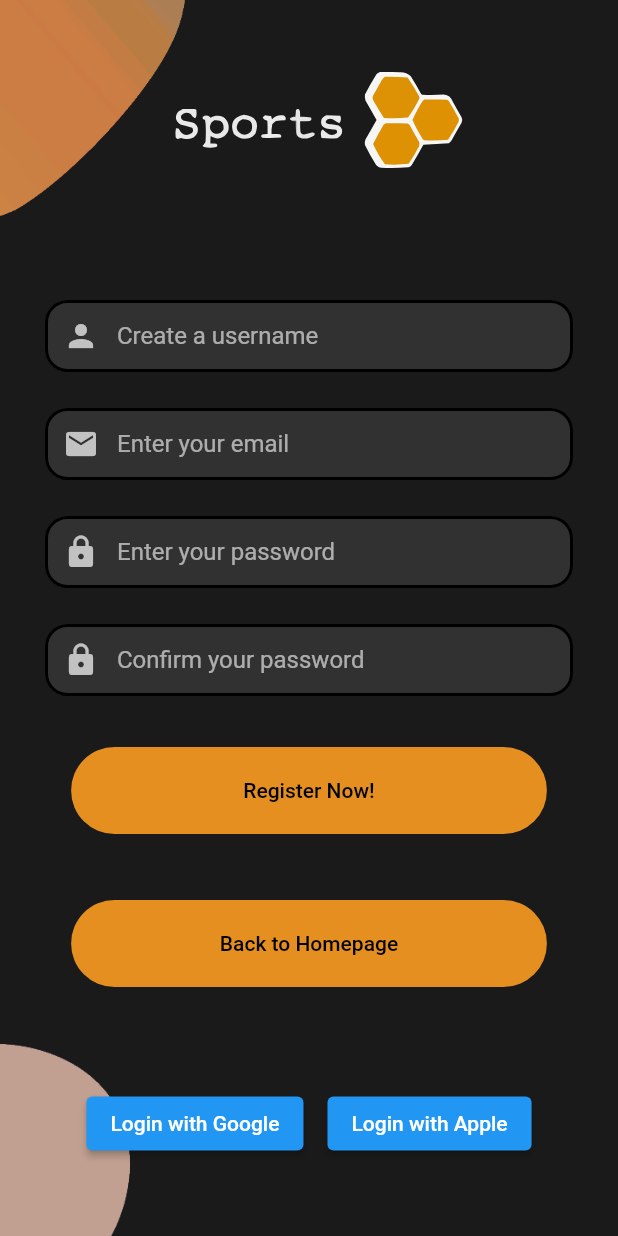
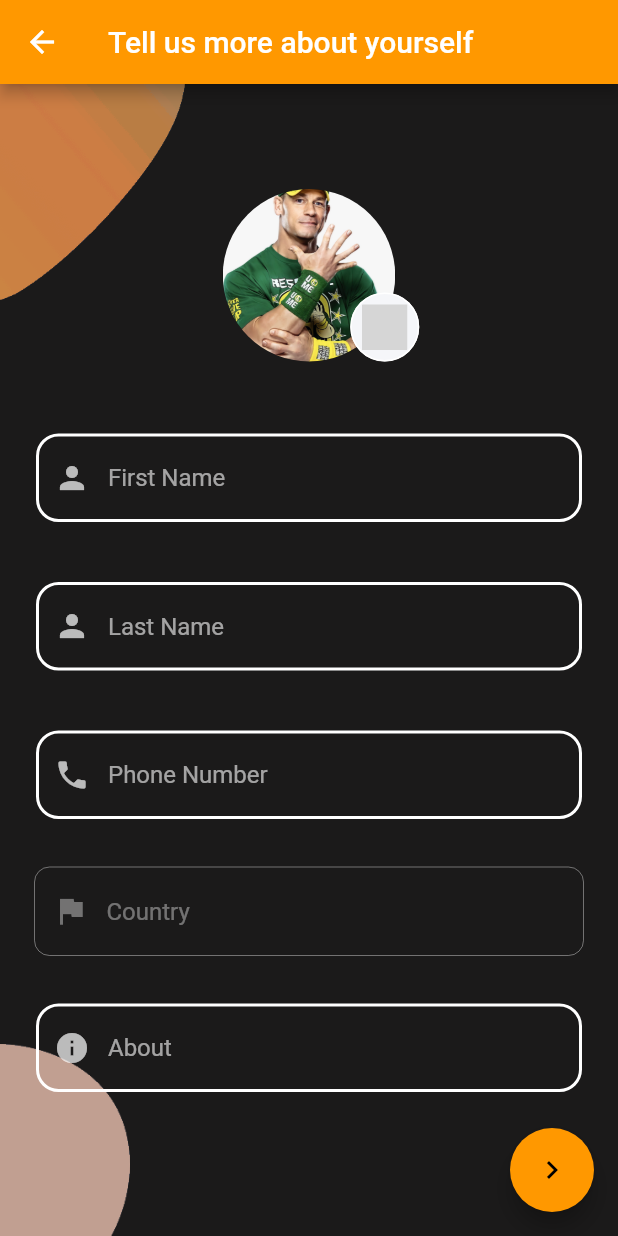
Before and after one commit to SportsHive/SportsHive-App, a Flutter app: the SignupScreen screen opened directly, after a tap on "Register Now!", on a phone screen of 412 x 824 dp. Run offline on Flutter 3.47's test engine with Material 2 defaults, Android fonts, the phone set to English and light mode, and no system bars; our stand-ins replace country_picker, firebase_auth, firebase_core, flutter_svg, google_sign_in; accounts and stored records are empty; grey boxes are pictures that could not be loaded.

Commit message:
Frontend resolutions
Made pages connect to each other, added back buttons, logo for google and apple ect

```diff
--- a/lib/componnets/rounded_button.dart
+++ b/lib/componnets/rounded_button.dart
@@ -25,7 +25,7 @@ class RoundedButton extends StatelessWidget {
         child: TextButton(
           style: TextButton.styleFrom(
               padding: const EdgeInsets.symmetric(vertical: 21, horizontal: 41),
-              backgroundColor: const Color.fromARGB(255, 228, 143, 32)),
+              backgroundColor: Color.fromARGB(255, 241, 148, 26)),
           onPressed: press,
           child: Text(text, style: TextStyle(color: textColor)),
         ),
--- a/lib/main.dart
+++ b/lib/main.dart
@@ -33,7 +33,7 @@ class MyApp extends StatelessWidget {
       // home: const ReponsiveLayout(
       //   mobileScreenLayout: MobileScreenLayout(),
       //    webScreenLayout: WebScreenLayout(),),]
-      home: SportsPreferenceScreen(),
+      home: WelcomeScreen(),
     );
   }
 }
--- a/lib/screens/auth/editprofile_page.dart
+++ b/lib/screens/auth/editprofile_page.dart
@@ -4,6 +4,7 @@ import 'package:sportshive/screens/auth/welcome_screen.dart';
 import 'package:sportshive/widgets/text_field_input.dart';
 import 'package:sportshive/screens/auth/profile_pic.dart';
 import 'package:country_picker/country_picker.dart';
+import 'package:sportshive/screens/auth/preference_screen.dart';
 
 class UserProfileScreen extends StatefulWidget {
   @override
@@ -14,22 +15,29 @@ class _UserProfileScreenState extends State<UserProfileScreen> {
   final TextEditingController _firstNameController = TextEditingController();
   final TextEditingController _phoneController = TextEditingController();
   final TextEditingController _countryController = TextEditingController();
-  final TextEditingController _lastNameController =
-      TextEditingController();
+  final TextEditingController _lastNameController = TextEditingController();
   final TextEditingController _bioController = TextEditingController();
-
 
   @override
   Widget build(BuildContext context) {
-
     return Scaffold(
+      appBar: AppBar(
+        title: Text('Tell us more about yourself'),
+        backgroundColor: Colors.orange,
+        iconTheme: IconThemeData(color: Colors.white),
+        leading: IconButton(
+          icon: Icon(Icons.arrow_back),
+          onPressed: () {
+            Navigator.pop(context); // Navigate back to the previous screen
+          },
+        ),
+      ),
       body: Background(
         child: Column(
-
           children: [
-            const SizedBox(height: 100),
+            const SizedBox(height: 70),
             ProfilePic(),
-            const SizedBox(height: 22),
+            const SizedBox(height: 40),
             TextFieldInput(
               textEditingController: _firstNameController,
               hintText: 'First Name',
@@ -61,7 +69,6 @@ class _UserProfileScreenState extends State<UserProfileScreen> {
             ),
             const SizedBox(height: 24),
             GestureDetector(
-
               onTap: () {
                 showCountryPicker(
                   context: context,
@@ -87,7 +94,6 @@ class _UserProfileScreenState extends State<UserProfileScreen> {
                         width: 2.0,
                       ),
                     ),
-
                   ),
                 ),
               ),
@@ -101,15 +107,23 @@ class _UserProfileScreenState extends State<UserProfileScreen> {
               borderColor: Colors.white,
               borderWidth: 2.0,
               borderRadius: 15.0,
-
             ),
-
           ],
         ),
+      ),
+      floatingActionButton: FloatingActionButton(
+        onPressed: _onDonePressed,
+        child: Icon(Icons.navigate_next),
+        backgroundColor: Colors.orange,
+      ),
+      floatingActionButtonLocation: FloatingActionButtonLocation.endFloat,
+    );
+  }
 
-
-
-      ),
+  void _onDonePressed() {
+    Navigator.push(
+      context,
+      MaterialPageRoute(builder: (context) => SportsPreferenceScreen()),
     );
   }
 }
--- a/lib/screens/auth/signup_page.dart
+++ b/lib/screens/auth/signup_page.dart
@@ -4,7 +4,39 @@ import 'package:flutter_svg/flutter_svg.dart';
 import 'package:sportshive/componnets/background.dart';
 import 'package:sportshive/componnets/rounded_button.dart';
 import 'package:sportshive/screens/auth/welcome_screen.dart';
-import 'package:sportshive/widgets/text_field_input.dart';
+import 'package:sportshive/widgets/text_field_input.dart' as CustomTextField;
+import 'package:sportshive/screens/auth/editprofile_page.dart';
+import 'package:firebase_auth/firebase_auth.dart';
+import 'package:google_sign_in/google_sign_in.dart';
+
+final GoogleSignIn _googleSignIn = GoogleSignIn();
+
+Future<UserCredential?> signInWithGoogle() async {
+  try {
+    // Trigger the Google Authentication flow
+    final GoogleSignInAccount? googleUser = await _googleSignIn.signIn();
+
+    if (googleUser != null) {
+      // Obtain the authentication details from the Google user
+      final GoogleSignInAuthentication googleAuth =
+          await googleUser.authentication;
+
+      // Create a new credential
+      final credential = GoogleAuthProvider.credential(
+        accessToken: googleAuth.accessToken,
+        idToken: googleAuth.idToken,
+      );
+
+      // Sign in the user with the credential
+      return await FirebaseAuth.instance.signInWithCredential(credential);
+    }
+
+    return null;
+  } catch (e) {
+    print(e);
+    return null;
+  }
+}
 
 class SignupScreen extends StatefulWidget {
   const SignupScreen({Key? key}) : super(key: key);
@@ -42,6 +74,14 @@ Future signUp() async {
   @override
   Widget build(BuildContext context) {
     return Scaffold(
+      floatingActionButtonLocation: FloatingActionButtonLocation.startTop,
+      floatingActionButton: FloatingActionButton(
+        backgroundColor: Colors.orange,
+        onPressed: () {
+          Navigator.pop(context);
+        },
+        child: Icon(Icons.arrow_back),
+      ),
       body: Background(
         child: Container(
           padding: const EdgeInsets.symmetric(horizontal: 30),
@@ -61,7 +101,7 @@ Future signUp() async {
               const SizedBox(height: 50),
 
               //textfield for username
-              TextFieldInput(
+              CustomTextField.TextFieldInput(
                 textEditingController: _userController,
                 hintText: 'Create a username',
                 textInputType: TextInputType.text,
@@ -72,7 +112,7 @@ Future signUp() async {
               ),
               const SizedBox(height: 24),
               //textfield for email
-              TextFieldInput(
+              CustomTextField.TextFieldInput(
                 textEditingController: _emailController,
                 hintText: 'Enter your email',
                 textInputType: TextInputType.emailAddress,
@@ -84,7 +124,7 @@ Future signUp() async {
 
               const SizedBox(height: 24),
               //textfield for password
-              TextFieldInput(
+              CustomTextField.TextFieldInput(
                 textEditingController: _passController,
                 hintText: 'Enter your password',
                 textInputType: TextInputType.text,
@@ -97,7 +137,7 @@ Future signUp() async {
 
               const SizedBox(height: 24),
               //textfield for confirmation password
-              TextFieldInput(
+              CustomTextField.TextFieldInput(
                 textEditingController: _checkController,
                 hintText: 'Confirm your password',
                 textInputType: TextInputType.text,
@@ -113,66 +153,46 @@ Future signUp() async {
               InkWell(
                 child: RoundedButton(
                   text: 'Register Now!',
-                  press: signUp,
-
-                  //bdeirs old code:
-                  // child: const Text('Register Now!'),
-                  // width: double.infinity,
-                  // alignment: Alignment.center,
-                  // padding: const EdgeInsets.symmetric(vertical: 12),
-                  // decoration: const ShapeDecoration(
-                  //     shape: RoundedRectangleBorder(
-                  //       borderRadius: BorderRadius.all(
-                  //         Radius.circular(4),
-                  //       ),
-                  //     ),
-                  //     color: orange),
+                  press: () {
+                    Navigator.push(
+                        context,
+                        MaterialPageRoute(
+                            builder: (context) => UserProfileScreen()));
+                  },
                 ),
               ),
 
-              const SizedBox(height: 24),
-              InkWell(
-                child: RoundedButton(
-                  text: 'Back to Homepage',
-                  press: (){Navigator.push(context, MaterialPageRoute(builder: (context) => const WelcomeScreen()));},
-                ),
-              ),
-
-
               const SizedBox(height: 1),
               Flexible(
-                flex: 1,
+                flex: 2,
                 child: Container(),
               ),
               //Transition to sign up
-              SizedBox(
-                height: 150,
-                child: Row(
+              Row(
                 mainAxisAlignment: MainAxisAlignment.center,
                 children: [
-                    Padding(
-                      padding: const EdgeInsets.symmetric(vertical: 8.0),
-                      child: ElevatedButton(
-                        onPressed: () {
-                          // Handle the "Login with Google" button press
-                        },
-                        child: const Text('Login with Google'),
+                  InkWell(
+                    onTap: signInWithGoogle,
+                    child: Image.asset(
+                      'assets/google-logo.png',
+                      width: 60,
+                      height: 60,
                     ),
                   ),
-                    const SizedBox(
-                        width: 16), // Add some spacing between the buttons
-                    Padding(
-                      padding: const EdgeInsets.symmetric(vertical: 8.0),
-                      child: ElevatedButton(
-                        onPressed: () {
-                          // Handle the "Login with Apple" button press
-                        },
-                        child: const Text('Login with Apple'),
+                  SizedBox(
+                    width:
+                        20, // Adjust this value to increase or decrease the spacing between the logos
+                  ),
+                  InkWell(
+                    onTap: signInWithGoogle,
+                    child: Image.asset(
+                      'assets/apple-logo.png',
+                      width: 50,
+                      height: 50,
                     ),
                   ),
                 ],
-                ),
-              ),
+              )
             ],
           ),
         ),
--- a/lib/screens/auth/welcome_screen.dart
+++ b/lib/screens/auth/welcome_screen.dart
@@ -2,12 +2,11 @@
 
 import '../../componnets/body.dart';
 
-
- class WelcomeScreen extends StatelessWidget{
+class WelcomeScreen extends StatelessWidget {
   const WelcomeScreen({super.key});
 
   @override
-    Widget build(BuildContext context){
+  Widget build(BuildContext context) {
     return const Scaffold(
       body: Body(),
     );
--- a/pubspec.yaml
+++ b/pubspec.yaml
@@ -42,6 +42,7 @@ dependencies:
   flutter_icons: ^1.1.0
 
 
+
 dev_dependencies:
   flutter_lints: ^2.0.0
   flutter_test:
@@ -60,6 +61,8 @@ flutter:
   # To add assets to your application, add an assets section, like this:
   assets:
     - assets/login_logo_emptybackg.svg
+    - assets/google-logo.png
+    - assets/apple-logo.png
     - assets/images/
     - assets/icons/
   #   - images/a_dot_ham.jpeg
```
Also changed, not shown: lib/screens/auth/login_page.dart (+20 -18 lines), lib/screens/auth/preference_screen.dart (+12 -3 lines), assets/apple-logo.png (added), assets/google-logo.png (added), lib/screens/auth/profile_pic.dart (line endings or trailing spaces). Lines whose indentation alone changed are shown as unchanged.
